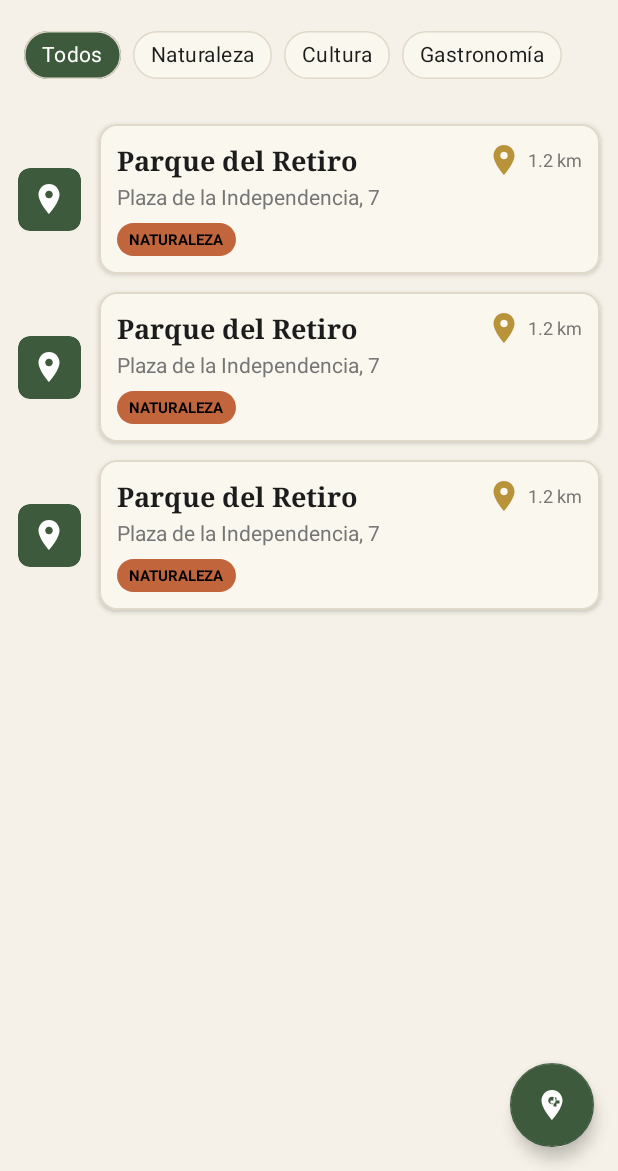
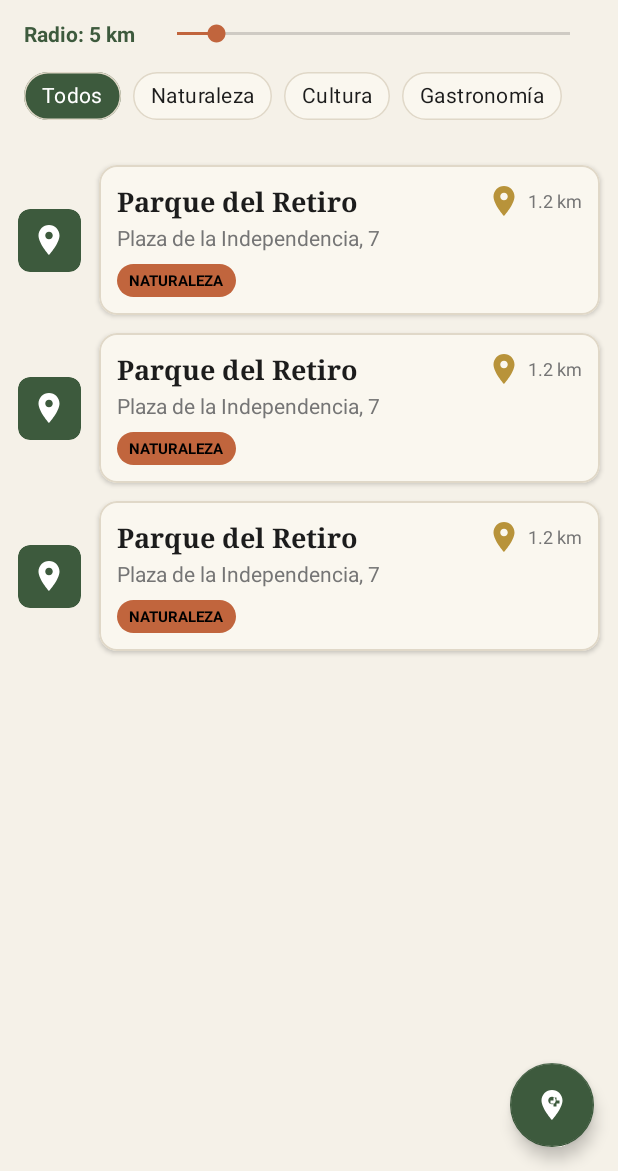
Before and after one commit to OctavioRoque/MisLugares, an Android app: the layout activity_main.xml on its own in the app's theme, with its tools: preview values and no code run, on a phone screen of 412 x 824 dp, the part 65-1236 px from its top. Run offline under Robolectric (Android 15) with nearby library versions, the light colour scheme and no system bars.

Commit message:
Update activity_main.xml
Actualizacion de diseño con DrawerLayout

```diff
--- a/app/src/main/res/layout/activity_main.xml
+++ b/app/src/main/res/layout/activity_main.xml
@@ -1,7 +1,15 @@
 <?xml version="1.0" encoding="utf-8"?>
-<androidx.coordinatorlayout.widget.CoordinatorLayout xmlns:android="http://schemas.android.com/apk/res/android"
+<androidx.drawerlayout.widget.DrawerLayout
+    xmlns:android="http://schemas.android.com/apk/res/android"
     xmlns:app="http://schemas.android.com/apk/res-auto"
     xmlns:tools="http://schemas.android.com/tools"
+    android:id="@+id/drawer_layout"
+    android:layout_width="match_parent"
+    android:layout_height="match_parent"
+    tools:context=".MainActivity">
+
+    <!-- CONTENIDO PRINCIPAL DE LA PANTALLA -->
+    <androidx.coordinatorlayout.widget.CoordinatorLayout
         android:layout_width="match_parent"
         android:layout_height="match_parent"
         android:background="@color/background"
@@ -39,6 +47,33 @@
                     android:src="@drawable/ic_compass"
                     app:tint="@color/primary" />
             </androidx.appcompat.widget.Toolbar>
+
+            <!-- PANEL PARA MODIFICAR LA DISTANCIA (Requerimiento de la app) -->
+            <LinearLayout
+                android:layout_width="match_parent"
+                android:layout_height="wrap_content"
+                android:orientation="horizontal"
+                android:paddingHorizontal="@dimen/screen_margin"
+                android:paddingBottom="8dp"
+                android:gravity="center_vertical">
+
+                <TextView
+                    android:id="@+id/tvDistanciaLabel"
+                    android:layout_width="wrap_content"
+                    android:layout_height="wrap_content"
+                    android:text="Radio: 5 km"
+                    android:textStyle="bold"
+                    android:textColor="@color/primary"
+                    android:paddingEnd="12dp"/>
+
+                <SeekBar
+                    android:id="@+id/seekBarDistancia"
+                    android:layout_width="0dp"
+                    android:layout_height="wrap_content"
+                    android:layout_weight="1"
+                    android:max="50"
+                    android:progress="5" />
+            </LinearLayout>
 
             <HorizontalScrollView
                 android:layout_width="match_parent"
@@ -108,3 +143,13 @@
             app:tint="@color/on_primary" />
 
     </androidx.coordinatorlayout.widget.CoordinatorLayout>
+
+    <!-- MENÚ DESPLEGABLE LATERAL (NAVIGATION DRAWER) -->
+    <com.google.android.material.navigation.NavigationView
+        android:id="@+id/nav_view"
+        android:layout_width="wrap_content"
+        android:layout_height="match_parent"
+        android:layout_gravity="start"
+        app:menu="@menu/drawer_menu" />
+
+</androidx.drawerlayout.widget.DrawerLayout>
```
Lines whose indentation alone changed are shown as unchanged.
